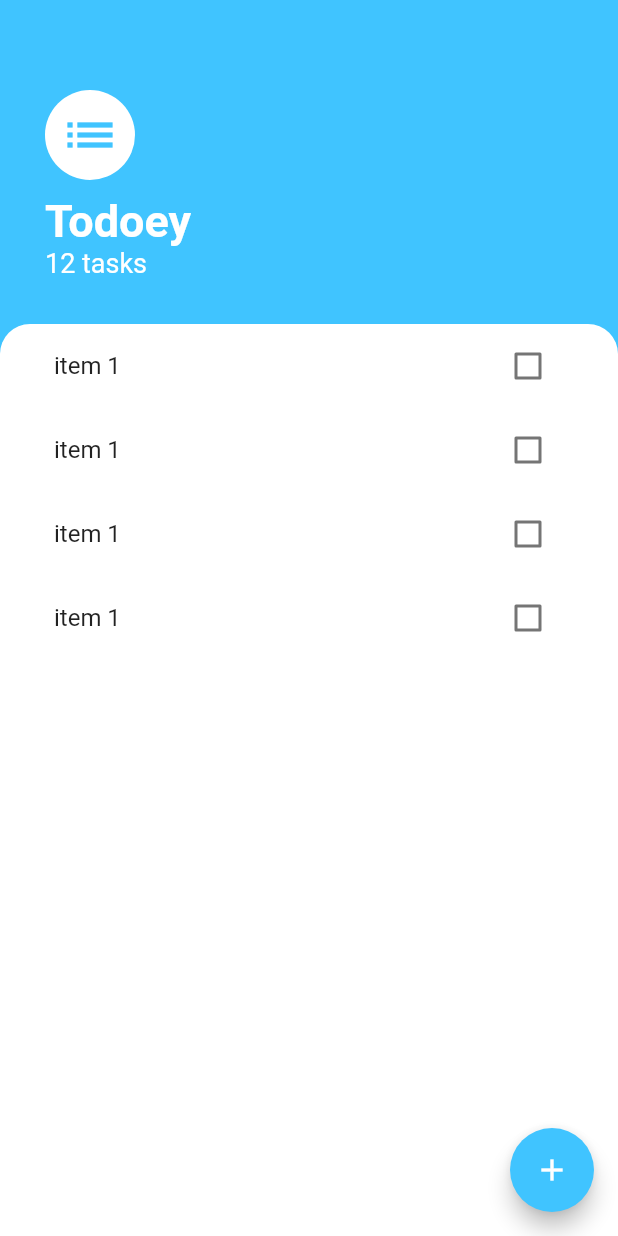
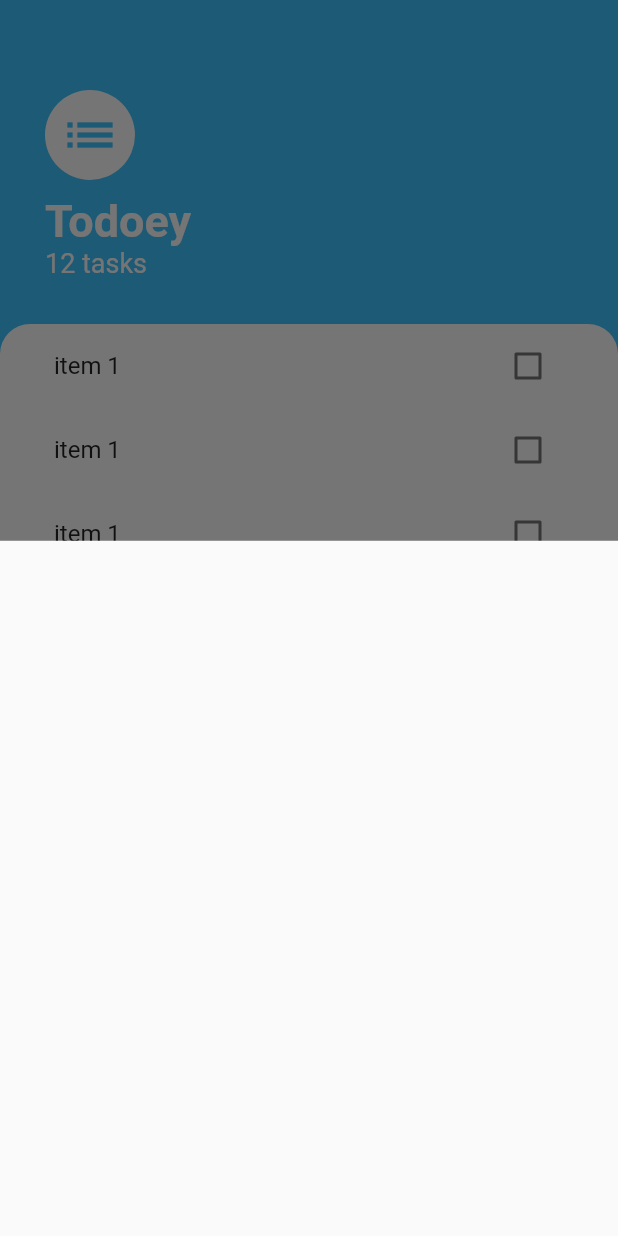
Before and after one commit to leobewater/flutter-todoey, a Flutter app: the screen it shows after launch, after a tap on the "add" icon, on a phone screen of 412 x 824 dp. Run offline on Flutter 3.47's test engine with Material 2 defaults, Android fonts, the phone set to English and light mode, and no system bars.

Commit message:
add bottom sheet package to show the add task modal

```diff
--- a/lib/screens/tasks_screen.dart
+++ b/lib/screens/tasks_screen.dart
@@ -2,6 +2,10 @@ import 'package:flutter/material.dart';
 import 'package:todoey/widgets/tasks_list.dart';
 
 class TasksScreen extends StatelessWidget {
+  Widget buildBottomSheet(BuildContext context) {
+    return Container();
+  }
+
   @override
   Widget build(BuildContext context) {
     return Scaffold(
@@ -9,7 +13,9 @@ class TasksScreen extends StatelessWidget {
       floatingActionButton: FloatingActionButton(
         backgroundColor: Colors.lightBlueAccent,
         child: Icon(Icons.add),
-        onPressed: () {},
+        onPressed: () {
+          showModalBottomSheet(context: context, builder: buildBottomSheet);
+        },
       ),
       body: Column(
         crossAxisAlignment: CrossAxisAlignment.start,
--- a/pubspec.yaml
+++ b/pubspec.yaml
@@ -14,6 +14,7 @@ dependencies:
     sdk: flutter
 
   cupertino_icons: ^1.0.2
+  bottom_sheet: ^1.0.5
 
 dev_dependencies:
   flutter_test:
```
Also changed, not shown: pubspec.lock.
